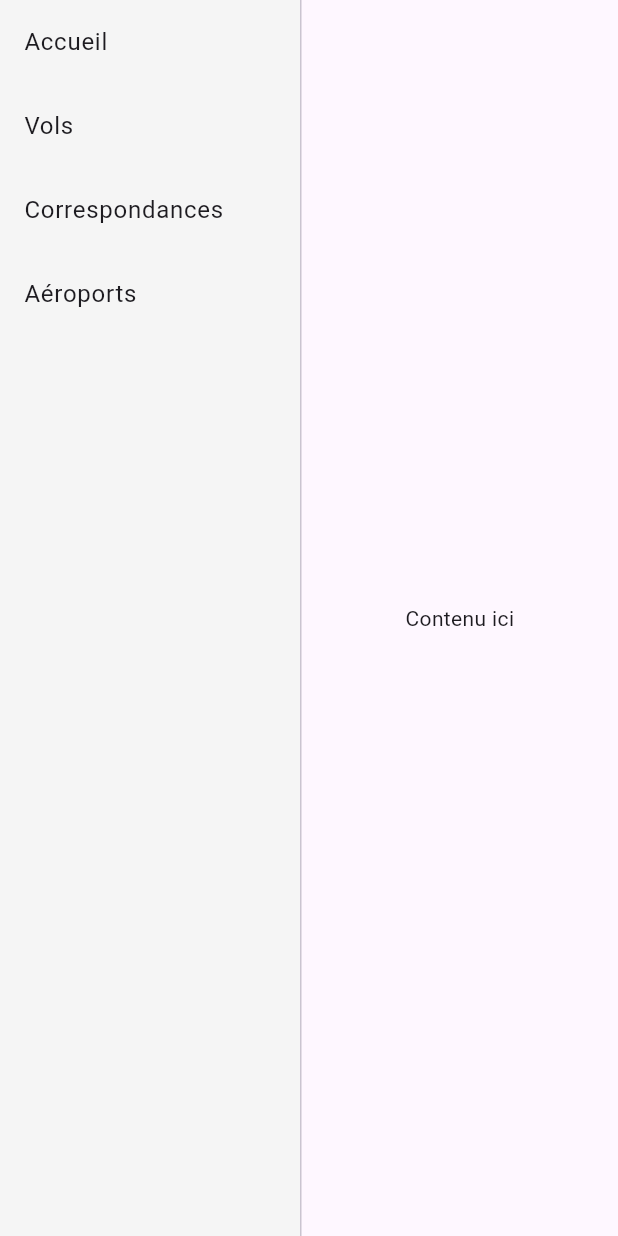
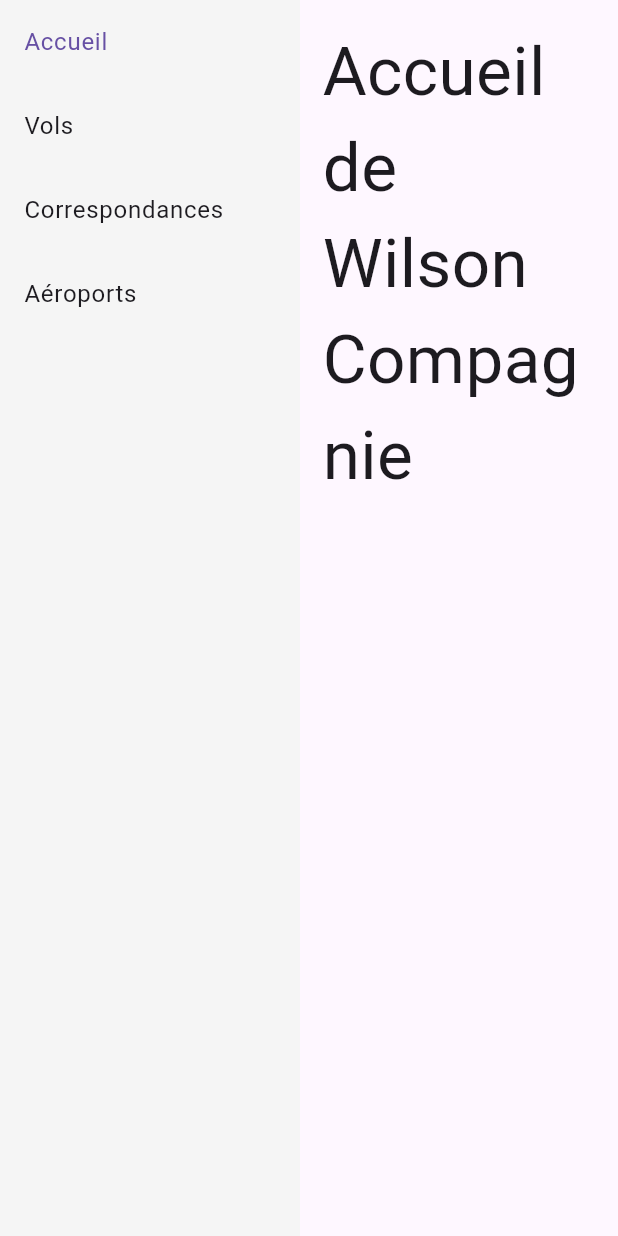
Before and after one commit to Naick1207/sae_vol, a Flutter app: the screen it shows after launch, on a phone screen of 412 x 824 dp. Run offline on Flutter 3.47's test engine with Material 3 defaults, Android fonts, the phone set to English and light mode, and no system bars.

Commit message:
debut page d'accueil + modif menu

```diff
--- /dev/null
+++ b/flutter/lib/UI/accueil.dart
@@ -0,0 +1,16 @@
+import 'package:flutter/material.dart';
+
+class Accueil extends StatelessWidget{
+  const Accueil({super.key});
+
+  @override
+  Widget build(BuildContext context){
+    return Column(
+      children: <Widget>[
+        Padding(padding: const EdgeInsets.all(15),
+        child:
+        const Text("Accueil de Wilson Compagnie", textAlign: TextAlign.start, style: TextStyle(fontSize: 45))),
+      ],
+    );
+  }
+}
--- a/flutter/lib/UI/menu.dart
+++ b/flutter/lib/UI/menu.dart
@@ -1,6 +1,26 @@
 import 'package:flutter/material.dart';
+import 'accueil.dart';
 
-var menu = Scaffold(
+class Menu extends StatefulWidget {
+  const Menu({super.key});
+
+  @override
+  State<Menu> createState() => _MenuState();
+}
+
+class _MenuState extends State<Menu> {
+  int _selectedIndex = 0;
+
+  final List<Widget> _pages = [
+    const Accueil(),
+    const Center(child: Text("Vols")),
+    const Center(child: Text("Correspondances")),
+    const Center(child: Text("Aéroports")),
+  ];
+
+  @override
+  Widget build(BuildContext context) {
+    return Scaffold(
       body: Row(
         children: [
           Container(
@@ -9,32 +29,33 @@ var menu = Scaffold(
             child: Column(
               children: [
                 ListTile(
-              title: Text("Accueil"),
-              onTap: () {},
+                  title: const Text("Accueil"),
+                  selected: _selectedIndex == 0,
+                  onTap: () => setState(() => _selectedIndex = 0),
                 ),
                 ListTile(
-              title: Text("Vols"),
-              onTap: () {},
+                  title: const Text("Vols"),
+                  selected: _selectedIndex == 1,
+                  onTap: () => setState(() => _selectedIndex = 1),
                 ),
                 ListTile(
-              title: Text("Correspondances"),
-              onTap: () {},
+                  title: const Text("Correspondances"),
+                  selected: _selectedIndex == 2,
+                  onTap: () => setState(() => _selectedIndex = 2),
                 ),
                 ListTile(
-              title: Text("Aéroports"),
-              onTap: () {},
+                  title: const Text("Aéroports"),
+                  selected: _selectedIndex == 3,
+                  onTap: () => setState(() => _selectedIndex = 3),
                 ),
               ],
             ),
           ),
-
-      VerticalDivider(width: 1),
-
           Expanded(
-        child: Center(
-          child: Text("Contenu ici"),
-        ),
+            child: _pages[_selectedIndex], //affiche la page sélectionnée
           ),
         ],
       ),
     );
+  }
+}
--- a/flutter/pubspec.yaml
+++ b/flutter/pubspec.yaml
@@ -19,7 +19,7 @@ publish_to: 'none' # Remove this line if you wish to publish to pub.dev
 version: 1.0.0+1
 
 environment:
-  sdk: ^3.12.0-210.2.beta
+  sdk: 3.10.7
 
 # Dependencies specify other packages that your package needs in order to work.
 # To automatically upgrade your package dependencies to the latest versions
@@ -30,6 +30,7 @@ environment:
 dependencies:
   flutter:
     sdk: flutter
+  provider: ^6.1.5+1
 
   # The following adds the Cupertino Icons font to your application.
   # Use with the CupertinoIcons class for iOS style icons.
```
Also changed, not shown: flutter/lib/main.dart (+12 -56 lines), flutter/pubspec.lock. Lines whose indentation alone changed are shown as unchanged.
